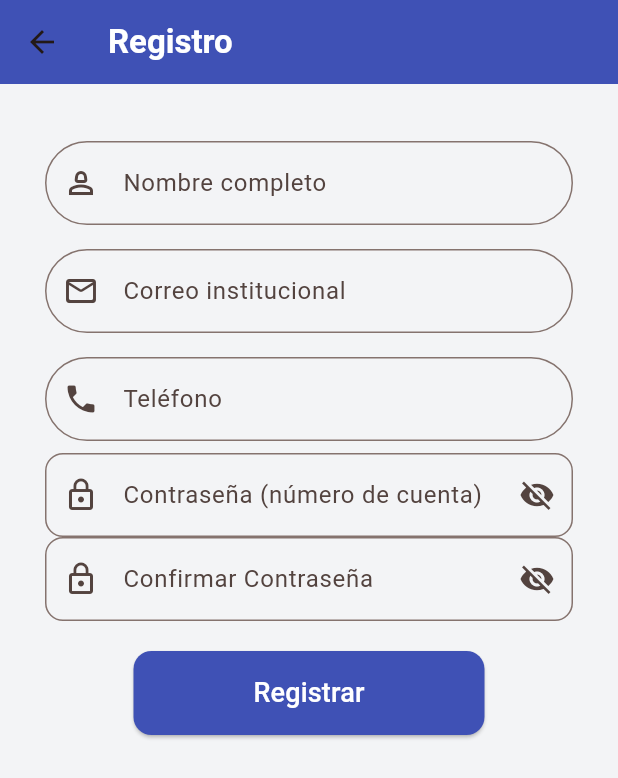
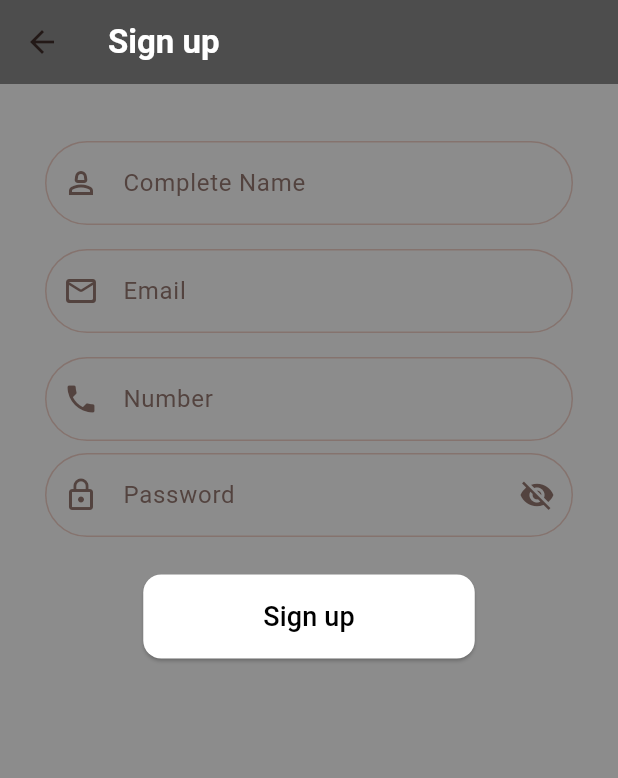
Before and after one commit to aaaleman04-ctrl/Proyecto-Reto-Lectura-Lenguajes, a Flutter app: the RegisterPage screen opened by its route, on a phone screen of 412 x 824 dp. Shown: the top 778 px of the screen. Run offline on Flutter 3.47's test engine with Material 3 defaults, Android fonts, the light colour scheme and no system bars; our stand-ins replace cloud_firestore, firebase_auth, firebase_core, firebase_storage, go_router, google_sign_in; accounts and stored records are empty.

Commit message:
decoracion de register actualizada

```diff
--- a/lib/main.dart
+++ b/lib/main.dart
@@ -43,7 +43,7 @@ class MyApp extends StatelessWidget {
                 builder: (context, state) => ForgotPassword(),
               ),
               GoRoute(
-                path: "register",
+                path: "/register",
                 name: "register",
                 builder: (context, state) => RegisterPage(),
               ),
--- a/lib/views/login_page.dart
+++ b/lib/views/login_page.dart
@@ -130,7 +130,7 @@ class _LoginPageState extends State<LoginPage> {
             SizedBox(height: 10),
             TextButton(
               onPressed: () {
-                context.goNamed("forgot");
+                context.pushNamed("forgot");
               },
               child: Text(
                 "Forgot password?",
--- a/lib/views/register_page.dart
+++ b/lib/views/register_page.dart
@@ -23,12 +23,11 @@ class _RegisterPageState extends State<RegisterPage> {
     String email = emailController.text.trim();
     String phone = phoneController.text.trim();
     String password1 = password1Controller.text.trim();
-    String password2 = password2Controller.text.trim();
 
 
-    if (name.isEmpty || email.isEmpty || phone.isEmpty || password1.isEmpty || password2.isEmpty) {
+    if (name.isEmpty || email.isEmpty || phone.isEmpty || password1.isEmpty) {
       ScaffoldMessenger.of(context).showSnackBar(
-        const SnackBar(content: Text("Todos los campos son obligatorios")),
+        const SnackBar(content: Text("Fields cannot be empty")),
       );
       return;
     }
@@ -54,14 +53,6 @@ class _RegisterPageState extends State<RegisterPage> {
       return;
     }
 
-    if (password1 != password2) {
-      ScaffoldMessenger.of(context).showSnackBar(
-       const SnackBar(
-        content: Text('Password is not valid'))
-        );
-        return;
-    }
-
     ScaffoldMessenger.of(
       context,
     ).showSnackBar(const SnackBar(content: Text("Registro exitoso")));
@@ -72,27 +63,27 @@ class _RegisterPageState extends State<RegisterPage> {
   @override
   Widget build(BuildContext context) {
     return Scaffold(
-      backgroundColor: const Color(0xFFf3f4f6),
+      backgroundColor: Colors.black45,
       appBar: AppBar(
-        title: const Text("Registro", style: TextStyle(color: Colors.white, fontWeight: FontWeight.bold),),
-        backgroundColor: Colors.indigo,
+        title: const Text("Sign up", style: TextStyle(color: Colors.white, fontWeight: FontWeight.bold),),
+        backgroundColor: Colors.black45,
       ),
       body: SingleChildScrollView(
         padding: const EdgeInsets.all(30),
         child: Column(
           children: [
             CustomTextField(
-              label: "Nombre completo",
+              label: "Complete Name",
               controller: nameController,
               prefixIcon: Icon(Icons.person_2_outlined),
             ),
             CustomTextField(
-              label: "Correo institucional",
+              label: "Email",
               controller: emailController,
               prefixIcon: Icon(Icons.mail_outline_rounded),
             ),
             CustomTextField(
-              label: "Teléfono",
+              label: "Number",
               controller: phoneController,
               keyboardType: TextInputType.phone,
               prefixIcon: Icon(Icons.phone),
@@ -102,7 +93,7 @@ class _RegisterPageState extends State<RegisterPage> {
                 obscureText: !showPassword,
                 decoration: InputDecoration(
                   prefixIcon: Icon(Icons.lock_outline),
-                  labelText: "Contraseña (número de cuenta)",
+                  labelText: "Password",
                   suffixIcon: IconButton(
                     icon: Icon(
                       showPassword ? Icons.visibility : Icons.visibility_off,
@@ -111,35 +102,17 @@ class _RegisterPageState extends State<RegisterPage> {
                         setState(() => showPassword = !showPassword),
                   ),
                   border: OutlineInputBorder(
-                    borderRadius: BorderRadius.circular(12),
+                    borderRadius: BorderRadius.circular(40),
                   ),
                 ),
               ),
 
-              TextField(
-                controller: password2Controller,
-                obscureText: !showPassword,
-                decoration: InputDecoration(
-                  prefixIcon: Icon(Icons.lock_outline),
-                  labelText: "Confirmar Contraseña",
-                  suffixIcon: IconButton(
-                    icon: Icon(
-                      showPassword ? Icons.visibility : Icons.visibility_off,
-                    ),
-                    onPressed: () =>
-                        setState(() => showPassword = !showPassword),
-                  ),
-                  border: OutlineInputBorder(
-                    borderRadius: BorderRadius.circular(12),
-                  ),
-                ),
-              ),
 
-            const SizedBox(height: 20),
+            const SizedBox(height: 25),
             ElevatedButton(
               onPressed: _register,
               style: ElevatedButton.styleFrom(
-                backgroundColor: Colors.indigo,
+                backgroundColor: Colors.white,
                 padding: const EdgeInsets.symmetric(
                   horizontal: 80,
                   vertical: 15,
@@ -148,7 +121,7 @@ class _RegisterPageState extends State<RegisterPage> {
                   borderRadius: BorderRadius.circular(12),
                 ),
               ),
-              child: const Text("Registrar", style: TextStyle(fontSize: 18, color: Colors.white)),
+              child: const Text("Sign up", style: TextStyle(fontSize: 18, color: Colors.black)),
             ),
           ],
         ),
```
